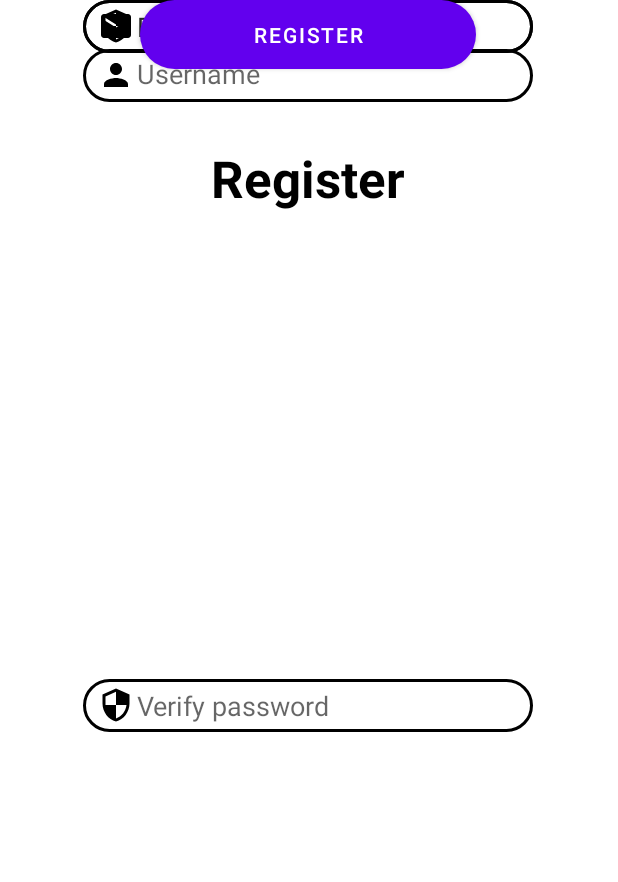
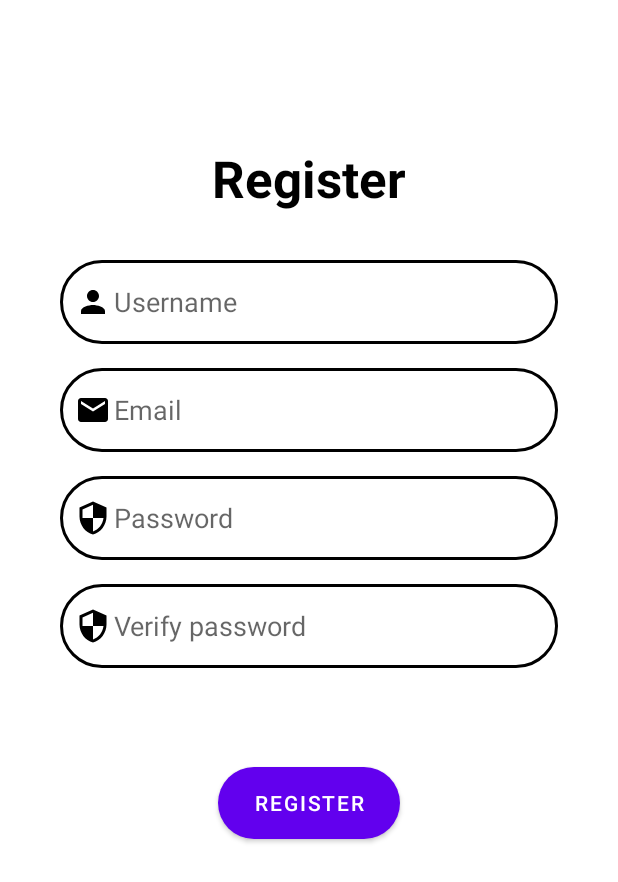
Before and after one commit to pmiclynx/summerPractice_2022, an Android app: the Registration screen opened directly, with no data from a screen before it, on a phone screen of 412 x 824 dp. Shown: the top 882 px of the screen. Run offline under Robolectric (Android 15) with nearby library versions, the phone set to English and light mode, and no system bars.

Commit message:
Create Register Screen Ui part #3: fix constraints

```diff
--- a/app/src/main/java/com/summer/practice/tvtracker/login/LoginActivity.kt
+++ b/app/src/main/java/com/summer/practice/tvtracker/login/LoginActivity.kt
@@ -6,6 +6,7 @@ import android.os.Bundle
 import android.widget.Toast
 import com.summer.practice.tvtracker.MainActivity
 import com.summer.practice.tvtracker.R
+import com.summer.practice.tvtracker.Registration
 import com.summer.practice.tvtracker.databinding.ActivityLoginBinding
 
 class LoginActivity : AppCompatActivity() {
@@ -32,7 +33,7 @@ class LoginActivity : AppCompatActivity() {
         }
 
         binding.linkToRegistration.setOnClickListener {
-            val intent = Intent() //TODO change () for (this, RegisterActivity::class.java)
+            val intent = Intent(this,Registration::class.java)
             startActivity(intent)
         }
     }
--- a/app/src/main/res/layout/activity_registration.xml
+++ b/app/src/main/res/layout/activity_registration.xml
@@ -14,99 +14,93 @@
         android:layout_marginTop="96dp"
         android:text="Register"
         android:textColor="@color/black"
-        android:textColorHighlight="@color/purple_500"
-        android:textColorHint="@color/purple_700"
-        android:textCursorDrawable="@color/purple_700"
         android:textSize="34sp"
         android:textStyle="bold"
         app:layout_constraintEnd_toEndOf="parent"
-        app:layout_constraintHorizontal_bias="0.498"
         app:layout_constraintStart_toStartOf="parent"
-        app:layout_constraintTop_toTopOf="parent"
-        tools:visibility="visible" />
+        app:layout_constraintTop_toTopOf="parent" />
 
     <EditText
         android:id="@+id/editTextTextPersonName"
-        android:layout_width="300dp"
-        android:layout_height="35dp"
+        android:layout_width="match_parent"
+        android:layout_marginHorizontal="40dp"
+        android:layout_height="56dp"
         android:background="@drawable/input_bg"
         android:drawableLeft="@drawable/person_icon"
         android:drawablePadding="2dp"
-        android:ems="10"
         android:hint="Username"
-        android:includeFontPadding="false"
-        android:inputType="textPersonName"
         android:paddingLeft="10dp"
-        app:layout_constraintBottom_toTopOf="@+id/editTextTextEmailAddress"
+        android:layout_marginTop="32dp"
         app:layout_constraintEnd_toEndOf="parent"
-        app:layout_constraintHorizontal_bias="0.497"
         app:layout_constraintStart_toStartOf="parent"
         app:layout_constraintTop_toBottomOf="@+id/textView"
-        app:layout_constraintVertical_bias="0.616" />
+     />
 
     <EditText
         android:id="@+id/editTextTextEmailAddress"
-        android:layout_width="300dp"
-        android:layout_height="35dp"
+        android:layout_width="0dp"
+        android:layout_height="56dp"
         android:background="@drawable/input_bg"
         android:drawableLeft="@drawable/email_icon"
         android:drawablePadding="2dp"
-        android:ems="10"
         android:hint="Email"
-        android:inputType="textEmailAddress"
         android:paddingLeft="10dp"
         app:layout_constraintEnd_toEndOf="@+id/editTextTextPersonName"
-        app:layout_constraintHorizontal_bias="0.497"
         app:layout_constraintStart_toStartOf="@+id/editTextTextPersonName"
         tools:ignore="MissingConstraints"
-        tools:layout_editor_absoluteY="245dp" />
+        app:layout_constraintTop_toBottomOf="@+id/editTextTextPersonName"
+        android:layout_marginTop="16dp"
+ />
 
     <EditText
         android:id="@+id/editTextTextPassword2"
-        android:layout_width="300dp"
-        android:layout_height="35dp"
+        android:layout_width="0dp"
+        android:layout_height="56dp"
         android:background="@drawable/input_bg"
         android:drawableLeft="@drawable/security_icon"
         android:drawablePadding="2dp"
-        android:ems="10"
         android:hint="Password"
+        android:paddingLeft="10dp"
         android:inputType="textPassword"
-        android:paddingLeft="10dp"
         app:layout_constraintEnd_toEndOf="@+id/editTextTextEmailAddress"
-        app:layout_constraintHorizontal_bias="0.497"
         app:layout_constraintStart_toStartOf="@+id/editTextTextEmailAddress"
         tools:ignore="MissingConstraints"
-        tools:layout_editor_absoluteY="307dp" />
+        app:layout_constraintTop_toBottomOf="@+id/editTextTextEmailAddress"
+        android:layout_marginTop="16dp"
+     />
 
     <EditText
         android:id="@+id/editTextTextPassword3"
-        android:layout_width="300dp"
-        android:layout_height="35dp"
-        android:layout_marginBottom="336dp"
+        android:layout_width="0dp"
+        android:layout_height="56dp"
         android:background="@drawable/input_bg"
         android:drawableLeft="@drawable/security_icon"
         android:drawablePadding="2dp"
-        android:ems="10"
         android:hint="Verify password"
         android:inputType="textPassword"
         android:paddingLeft="10dp"
-        app:layout_constraintBottom_toBottomOf="parent"
         app:layout_constraintEnd_toEndOf="@+id/editTextTextPassword2"
-        app:layout_constraintHorizontal_bias="0.497"
-        app:layout_constraintStart_toStartOf="@+id/editTextTextPassword2" />
+        app:layout_constraintStart_toStartOf="@+id/editTextTextPassword2"
+        app:layout_constraintTop_toBottomOf="@+id/editTextTextPassword2"
+        android:layout_marginTop="16dp"
+        />
 
     <Button
         android:id="@+id/button2"
-        android:layout_width="224dp"
-        android:layout_height="46dp"
+        android:layout_width="wrap_content"
+        android:layout_height="wrap_content"
         android:background="@drawable/btn_bg"
+        android:paddingHorizontal="24dp"
         android:ellipsize="middle"
         android:text="Register"
         app:layout_constraintEnd_toEndOf="@+id/editTextTextPassword3"
         app:layout_constraintStart_toStartOf="@+id/editTextTextPassword3"
         app:strokeColor="@color/white"
         tools:ignore="MissingConstraints"
-        tools:layout_editor_absoluteY="443dp" />
+        app:layout_constraintTop_toBottomOf="@+id/editTextTextPassword3"
+        app:layout_constraintBottom_toBottomOf="parent"
+        app:layout_constraintVertical_bias="0.2"
+     />
 
 
 </androidx.constraintlayout.widget.ConstraintLayout>
```
